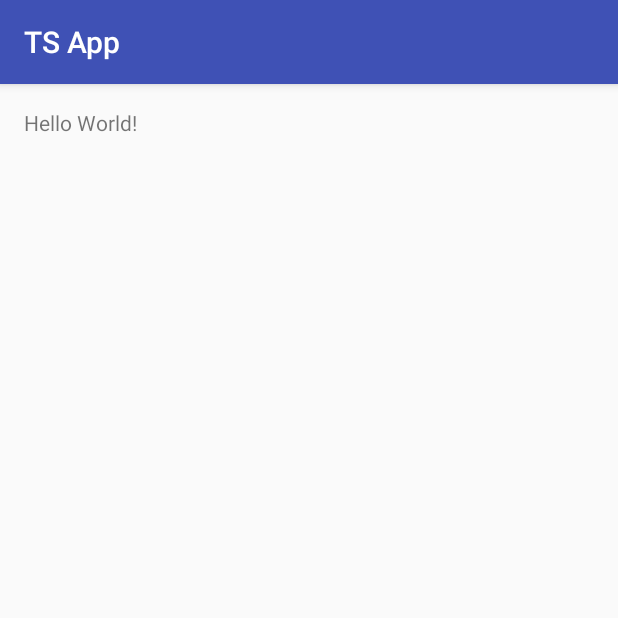
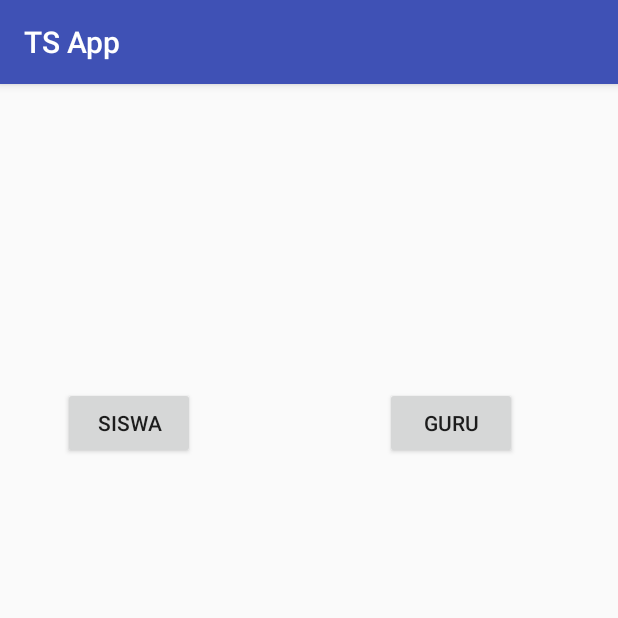
Before and after one commit to detryap/TS, an Android app: the screen it shows after launch (MainActivity), on a phone screen of 412 x 824 dp, the top half of it. Run offline under Robolectric (Android 15) with nearby library versions, the phone set to English and light mode, and no system bars.

Commit message:
Siswa Guru Button

```diff
--- a/TS/app/src/main/AndroidManifest.xml
+++ b/TS/app/src/main/AndroidManifest.xml
@@ -15,6 +15,8 @@
                 <category android:name="android.intent.category.LAUNCHER" />
             </intent-filter>
         </activity>
+        <activity android:name=".Menu" />
+        <activity android:name=".Login"></activity>
     </application>
 
 </manifest>
--- a/TS/app/src/main/java/id/sch/smktelkom_mlg/learn/tsapp/MainActivity.java
+++ b/TS/app/src/main/java/id/sch/smktelkom_mlg/learn/tsapp/MainActivity.java
@@ -1,7 +1,9 @@
 package id.sch.smktelkom_mlg.learn.tsapp;
 
+import android.content.Intent;
 import android.os.Bundle;
 import android.support.v7.app.AppCompatActivity;
+import android.view.View;
 
 public class MainActivity extends AppCompatActivity {
 
@@ -9,5 +11,19 @@ public class MainActivity extends AppCompatActivity {
     protected void onCreate(Bundle savedInstanceState) {
         super.onCreate(savedInstanceState);
         setContentView(R.layout.activity_main);
+
+        findViewById(R.id.buttonGuru).setOnClickListener(new View.OnClickListener() {
+            @Override
+            public void onClick(View v) {
+                startActivity(new Intent(MainActivity.this, Login.class));
+            }
+        });
+
+        findViewById(R.id.buttonSiswa).setOnClickListener(new View.OnClickListener() {
+            @Override
+            public void onClick(View v) {
+                startActivity(new Intent(MainActivity.this, Menu.class));
+            }
+        });
     }
 }
--- a/TS/app/src/main/res/layout/activity_main.xml
+++ b/TS/app/src/main/res/layout/activity_main.xml
@@ -10,8 +10,27 @@
     android:paddingTop="@dimen/activity_vertical_margin"
     tools:context="id.sch.smktelkom_mlg.learn.tsapp.MainActivity">
 
-    <TextView
+    <Button
+        android:id="@+id/buttonSiswa"
         android:layout_width="wrap_content"
         android:layout_height="wrap_content"
-        android:text="Hello World!" />
+        android:layout_alignParentLeft="true"
+        android:layout_alignParentStart="true"
+        android:layout_alignParentTop="true"
+        android:layout_marginLeft="26dp"
+        android:layout_marginStart="26dp"
+        android:layout_marginTop="186dp"
+        android:text="Siswa" />
+
+    <Button
+        android:id="@+id/buttonGuru"
+        android:layout_width="wrap_content"
+        android:layout_height="wrap_content"
+        android:layout_alignBaseline="@+id/buttonSiswa"
+        android:layout_alignBottom="@+id/buttonSiswa"
+        android:layout_alignParentEnd="true"
+        android:layout_alignParentRight="true"
+        android:layout_marginEnd="51dp"
+        android:layout_marginRight="51dp"
+        android:text="Guru" />
 </RelativeLayout>
```
Also changed, not shown: TS/app/src/main/java/id/sch/smktelkom_mlg/learn/tsapp/Login.java (added, +26 -0 lines), TS/app/src/main/java/id/sch/smktelkom_mlg/learn/tsapp/Menu.java (added, +27 -0 lines), TS/app/src/main/res/layout/activity_login.xml (added, +13 -0 lines), TS/app/src/main/res/layout/activity_menu.xml (added, +54 -0 lines).
